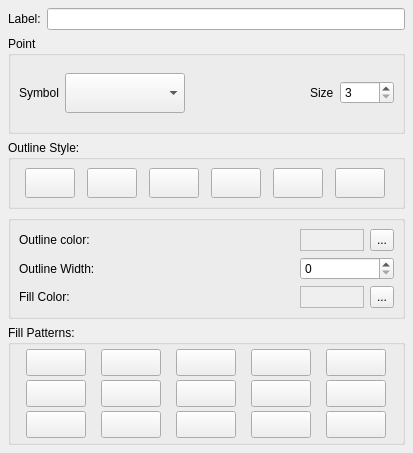
Old version of the form src/ui/qgssinglesymboldialogbase.ui in the repository kadas-albireo/kadas-albireo.
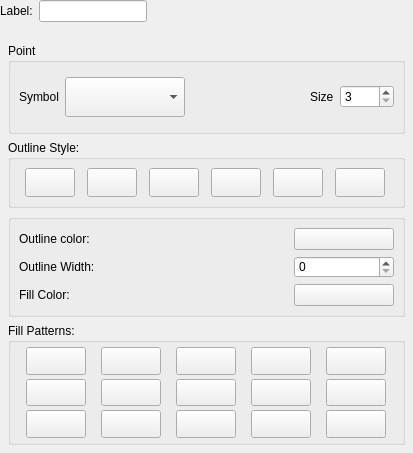
New version of the form.

```diff
--- a/src/ui/qgssinglesymboldialogbase.ui
+++ b/src/ui/qgssinglesymboldialogbase.ui
@@ -23,15 +23,15 @@
   <property name="windowTitle" >
    <string>Single Symbol</string>
   </property>
-  <layout class="QGridLayout" >
-   <property name="margin" >
-    <number>8</number>
-   </property>
-   <property name="spacing" >
-    <number>6</number>
-   </property>
-   <item row="4" column="0" >
     <widget class="QGroupBox" name="grpPattern" >
+   <property name="geometry" >
+    <rect>
+     <x>8</x>
+     <y>323</y>
+     <width>397</width>
+     <height>122</height>
+    </rect>
+   </property>
      <property name="title" >
       <string>Fill Patterns:</string>
      </property>
@@ -496,9 +496,15 @@
       </item>
      </layout>
     </widget>
-   </item>
-   <item row="1" column="0" >
     <widget class="QGroupBox" name="mGroupPoint" >
+   <property name="geometry" >
+    <rect>
+     <x>8</x>
+     <y>43</y>
+     <width>397</width>
+     <height>91</height>
+    </rect>
+   </property>
      <property name="title" >
       <string>Point</string>
      </property>
@@ -595,9 +601,222 @@
       </item>
      </layout>
     </widget>
-   </item>
-   <item row="3" column="0" >
+  <widget class="QGroupBox" name="groupBox_2" >
+   <property name="geometry" >
+    <rect>
+     <x>8</x>
+     <y>140</y>
+     <width>397</width>
+     <height>68</height>
+    </rect>
+   </property>
+   <property name="title" >
+    <string>Outline Style:</string>
+   </property>
+   <layout class="QGridLayout" >
+    <property name="margin" >
+     <number>8</number>
+    </property>
+    <property name="spacing" >
+     <number>6</number>
+    </property>
+    <item row="0" column="2" >
+     <widget class="QToolButton" name="pbnLineDashDot" >
+      <property name="maximumSize" >
+       <size>
+        <width>50</width>
+        <height>30</height>
+       </size>
+      </property>
+      <property name="text" >
+       <string/>
+      </property>
+      <property name="iconSize" >
+       <size>
+        <width>60</width>
+        <height>26</height>
+       </size>
+      </property>
+      <property name="checkable" >
+       <bool>true</bool>
+      </property>
+      <property name="autoExclusive" >
+       <bool>true</bool>
+      </property>
+     </widget>
+    </item>
+    <item row="0" column="4" >
+     <widget class="QToolButton" name="pbnLineDashDotDot" >
+      <property name="maximumSize" >
+       <size>
+        <width>50</width>
+        <height>30</height>
+       </size>
+      </property>
+      <property name="text" >
+       <string/>
+      </property>
+      <property name="iconSize" >
+       <size>
+        <width>60</width>
+        <height>26</height>
+       </size>
+      </property>
+      <property name="checkable" >
+       <bool>true</bool>
+      </property>
+      <property name="autoExclusive" >
+       <bool>true</bool>
+      </property>
+     </widget>
+    </item>
+    <item row="0" column="0" >
+     <widget class="QToolButton" name="pbnLineSolid" >
+      <property name="maximumSize" >
+       <size>
+        <width>50</width>
+        <height>30</height>
+       </size>
+      </property>
+      <property name="text" >
+       <string/>
+      </property>
+      <property name="iconSize" >
+       <size>
+        <width>60</width>
+        <height>26</height>
+       </size>
+      </property>
+      <property name="checkable" >
+       <bool>true</bool>
+      </property>
+      <property name="autoExclusive" >
+       <bool>true</bool>
+      </property>
+     </widget>
+    </item>
+    <item row="0" column="3" >
+     <widget class="QToolButton" name="pbnLineDash" >
+      <property name="maximumSize" >
+       <size>
+        <width>50</width>
+        <height>30</height>
+       </size>
+      </property>
+      <property name="text" >
+       <string/>
+      </property>
+      <property name="iconSize" >
+       <size>
+        <width>60</width>
+        <height>26</height>
+       </size>
+      </property>
+      <property name="checkable" >
+       <bool>true</bool>
+      </property>
+      <property name="autoExclusive" >
+       <bool>true</bool>
+      </property>
+     </widget>
+    </item>
+    <item row="0" column="1" >
+     <widget class="QToolButton" name="pbnLineDot" >
+      <property name="maximumSize" >
+       <size>
+        <width>50</width>
+        <height>30</height>
+       </size>
+      </property>
+      <property name="text" >
+       <string/>
+      </property>
+      <property name="iconSize" >
+       <size>
+        <width>60</width>
+        <height>26</height>
+       </size>
+      </property>
+      <property name="checkable" >
+       <bool>true</bool>
+      </property>
+      <property name="autoExclusive" >
+       <bool>true</bool>
+      </property>
+     </widget>
+    </item>
+    <item row="0" column="5" >
+     <widget class="QToolButton" name="pbnLineNoPen" >
+      <property name="maximumSize" >
+       <size>
+        <width>50</width>
+        <height>30</height>
+       </size>
+      </property>
+      <property name="text" >
+       <string/>
+      </property>
+      <property name="iconSize" >
+       <size>
+        <width>60</width>
+        <height>26</height>
+       </size>
+      </property>
+      <property name="checkable" >
+       <bool>true</bool>
+      </property>
+      <property name="autoExclusive" >
+       <bool>true</bool>
+      </property>
+     </widget>
+    </item>
+   </layout>
+  </widget>
+  <widget class="QWidget" name="" >
+   <layout class="QHBoxLayout" >
+    <property name="margin" >
+     <number>0</number>
+    </property>
+    <property name="spacing" >
+     <number>6</number>
+    </property>
+    <item>
+     <widget class="QLabel" name="mLabel" >
+      <property name="minimumSize" >
+       <size>
+        <width>0</width>
+        <height>22</height>
+       </size>
+      </property>
+      <property name="text" >
+       <string>Label:</string>
+      </property>
+      <property name="buddy" >
+       <cstring>mLabelEdit</cstring>
+      </property>
+     </widget>
+    </item>
+    <item>
+     <widget class="QLineEdit" name="mLabelEdit" >
+      <property name="minimumSize" >
+       <size>
+        <width>0</width>
+        <height>22</height>
+       </size>
+      </property>
+     </widget>
+    </item>
+   </layout>
+  </widget>
     <widget class="QGroupBox" name="groupBox_3" >
+   <property name="geometry" >
+    <rect>
+     <x>8</x>
+     <y>214</y>
+     <width>397</width>
+     <height>103</height>
+    </rect>
+   </property>
      <property name="title" >
       <string/>
      </property>
@@ -608,6 +827,43 @@
       <property name="spacing" >
        <number>6</number>
       </property>
+    <item row="1" column="2" >
+     <spacer>
+      <property name="orientation" >
+       <enum>Qt::Horizontal</enum>
+      </property>
+      <property name="sizeType" >
+       <enum>QSizePolicy::Expanding</enum>
+      </property>
+      <property name="sizeHint" >
+       <size>
+        <width>201</width>
+        <height>16</height>
+       </size>
+      </property>
+     </spacer>
+    </item>
+    <item row="1" column="3" >
+     <widget class="QSpinBox" name="outlinewidthspinbox" >
+      <property name="sizePolicy" >
+       <sizepolicy>
+        <hsizetype>4</hsizetype>
+        <vsizetype>0</vsizetype>
+        <horstretch>0</horstretch>
+        <verstretch>0</verstretch>
+       </sizepolicy>
+      </property>
+      <property name="maximumSize" >
+       <size>
+        <width>100</width>
+        <height>32767</height>
+       </size>
+      </property>
+      <property name="minimum" >
+       <number>0</number>
+      </property>
+     </widget>
+    </item>
       <item row="1" column="0" colspan="2" >
        <widget class="QLabel" name="outlinewidthlabel" >
         <property name="text" >
@@ -618,44 +874,26 @@
         </property>
        </widget>
       </item>
-      <item row="1" column="2" >
-       <spacer>
-        <property name="orientation" >
-         <enum>Qt::Horizontal</enum>
-        </property>
-        <property name="sizeType" >
-         <enum>QSizePolicy::Expanding</enum>
-        </property>
-        <property name="sizeHint" >
+    <item row="0" column="3" >
+     <widget class="QToolButton" name="btnOutlineColor" >
+      <property name="minimumSize" >
          <size>
-          <width>159</width>
-          <height>16</height>
-         </size>
-        </property>
-       </spacer>
-      </item>
-      <item row="1" column="3" colspan="2" >
-       <widget class="QSpinBox" name="outlinewidthspinbox" >
-        <property name="sizePolicy" >
-         <sizepolicy>
-          <hsizetype>4</hsizetype>
-          <vsizetype>0</vsizetype>
-          <horstretch>0</horstretch>
-          <verstretch>0</verstretch>
-         </sizepolicy>
+        <width>100</width>
+        <height>22</height>
+       </size>
         </property>
         <property name="maximumSize" >
          <size>
           <width>100</width>
-          <height>32767</height>
-         </size>
-        </property>
-        <property name="minimum" >
-         <number>0</number>
+        <height>22</height>
+       </size>
+      </property>
+      <property name="text" >
+       <string/>
         </property>
        </widget>
       </item>
-      <item row="2" column="4" >
+    <item row="2" column="3" >
        <widget class="QToolButton" name="btnFillColor" >
         <property name="sizePolicy" >
          <sizepolicy>
@@ -667,51 +905,15 @@
         </property>
         <property name="minimumSize" >
          <size>
-          <width>22</width>
+        <width>100</width>
           <height>22</height>
          </size>
         </property>
         <property name="maximumSize" >
          <size>
-          <width>36</width>
+        <width>100</width>
           <height>22</height>
          </size>
-        </property>
-        <property name="text" >
-         <string>...</string>
-        </property>
-       </widget>
-      </item>
-      <item row="2" column="3" >
-       <widget class="QLabel" name="lblFillColor" >
-        <property name="sizePolicy" >
-         <sizepolicy>
-          <hsizetype>4</hsizetype>
-          <vsizetype>1</vsizetype>
-          <horstretch>0</horstretch>
-          <verstretch>0</verstretch>
-         </sizepolicy>
-        </property>
-        <property name="minimumSize" >
-         <size>
-          <width>64</width>
-          <height>22</height>
-         </size>
-        </property>
-        <property name="maximumSize" >
-         <size>
-          <width>64</width>
-          <height>22</height>
-         </size>
-        </property>
-        <property name="autoFillBackground" >
-         <bool>true</bool>
-        </property>
-        <property name="frameShape" >
-         <enum>QFrame::StyledPanel</enum>
-        </property>
-        <property name="frameShadow" >
-         <enum>QFrame::Sunken</enum>
         </property>
         <property name="text" >
          <string/>
@@ -770,266 +972,8 @@
         </property>
        </spacer>
       </item>
-      <item row="0" column="3" >
-       <widget class="QLabel" name="lblOutlineColor" >
-        <property name="sizePolicy" >
-         <sizepolicy>
-          <hsizetype>4</hsizetype>
-          <vsizetype>1</vsizetype>
-          <horstretch>0</horstretch>
-          <verstretch>0</verstretch>
-         </sizepolicy>
-        </property>
-        <property name="minimumSize" >
-         <size>
-          <width>64</width>
-          <height>22</height>
-         </size>
-        </property>
-        <property name="maximumSize" >
-         <size>
-          <width>64</width>
-          <height>22</height>
-         </size>
-        </property>
-        <property name="autoFillBackground" >
-         <bool>true</bool>
-        </property>
-        <property name="frameShape" >
-         <enum>QFrame::StyledPanel</enum>
-        </property>
-        <property name="frameShadow" >
-         <enum>QFrame::Sunken</enum>
-        </property>
-        <property name="text" >
-         <string/>
-        </property>
-       </widget>
-      </item>
-      <item row="0" column="4" >
-       <widget class="QToolButton" name="btnOutlineColor" >
-        <property name="minimumSize" >
-         <size>
-          <width>22</width>
-          <height>22</height>
-         </size>
-        </property>
-        <property name="maximumSize" >
-         <size>
-          <width>36</width>
-          <height>22</height>
-         </size>
-        </property>
-        <property name="text" >
-         <string>...</string>
-        </property>
-       </widget>
-      </item>
-     </layout>
-    </widget>
-   </item>
-   <item row="2" column="0" >
-    <widget class="QGroupBox" name="groupBox_2" >
-     <property name="title" >
-      <string>Outline Style:</string>
-     </property>
-     <layout class="QGridLayout" >
-      <property name="margin" >
-       <number>8</number>
-      </property>
-      <property name="spacing" >
-       <number>6</number>
-      </property>
-      <item row="0" column="2" >
-       <widget class="QToolButton" name="pbnLineDashDot" >
-        <property name="maximumSize" >
-         <size>
-          <width>50</width>
-          <height>30</height>
-         </size>
-        </property>
-        <property name="text" >
-         <string/>
-        </property>
-        <property name="iconSize" >
-         <size>
-          <width>60</width>
-          <height>26</height>
-         </size>
-        </property>
-        <property name="checkable" >
-         <bool>true</bool>
-        </property>
-        <property name="autoExclusive" >
-         <bool>true</bool>
-        </property>
-       </widget>
-      </item>
-      <item row="0" column="4" >
-       <widget class="QToolButton" name="pbnLineDashDotDot" >
-        <property name="maximumSize" >
-         <size>
-          <width>50</width>
-          <height>30</height>
-         </size>
-        </property>
-        <property name="text" >
-         <string/>
-        </property>
-        <property name="iconSize" >
-         <size>
-          <width>60</width>
-          <height>26</height>
-         </size>
-        </property>
-        <property name="checkable" >
-         <bool>true</bool>
-        </property>
-        <property name="autoExclusive" >
-         <bool>true</bool>
-        </property>
-       </widget>
-      </item>
-      <item row="0" column="0" >
-       <widget class="QToolButton" name="pbnLineSolid" >
-        <property name="maximumSize" >
-         <size>
-          <width>50</width>
-          <height>30</height>
-         </size>
-        </property>
-        <property name="text" >
-         <string/>
-        </property>
-        <property name="iconSize" >
-         <size>
-          <width>60</width>
-          <height>26</height>
-         </size>
-        </property>
-        <property name="checkable" >
-         <bool>true</bool>
-        </property>
-        <property name="autoExclusive" >
-         <bool>true</bool>
-        </property>
-       </widget>
-      </item>
-      <item row="0" column="3" >
-       <widget class="QToolButton" name="pbnLineDash" >
-        <property name="maximumSize" >
-         <size>
-          <width>50</width>
-          <height>30</height>
-         </size>
-        </property>
-        <property name="text" >
-         <string/>
-        </property>
-        <property name="iconSize" >
-         <size>
-          <width>60</width>
-          <height>26</height>
-         </size>
-        </property>
-        <property name="checkable" >
-         <bool>true</bool>
-        </property>
-        <property name="autoExclusive" >
-         <bool>true</bool>
-        </property>
-       </widget>
-      </item>
-      <item row="0" column="1" >
-       <widget class="QToolButton" name="pbnLineDot" >
-        <property name="maximumSize" >
-         <size>
-          <width>50</width>
-          <height>30</height>
-         </size>
-        </property>
-        <property name="text" >
-         <string/>
-        </property>
-        <property name="iconSize" >
-         <size>
-          <width>60</width>
-          <height>26</height>
-         </size>
-        </property>
-        <property name="checkable" >
-         <bool>true</bool>
-        </property>
-        <property name="autoExclusive" >
-         <bool>true</bool>
-        </property>
-       </widget>
-      </item>
-      <item row="0" column="5" >
-       <widget class="QToolButton" name="pbnLineNoPen" >
-        <property name="maximumSize" >
-         <size>
-          <width>50</width>
-          <height>30</height>
-         </size>
-        </property>
-        <property name="text" >
-         <string/>
-        </property>
-        <property name="iconSize" >
-         <size>
-          <width>60</width>
-          <height>26</height>
-         </size>
-        </property>
-        <property name="checkable" >
-         <bool>true</bool>
-        </property>
-        <property name="autoExclusive" >
-         <bool>true</bool>
-        </property>
-       </widget>
-      </item>
-     </layout>
-    </widget>
-   </item>
-   <item row="0" column="0" >
-    <layout class="QHBoxLayout" >
-     <property name="margin" >
-      <number>0</number>
-     </property>
-     <property name="spacing" >
-      <number>6</number>
-     </property>
-     <item>
-      <widget class="QLabel" name="mLabel" >
-       <property name="minimumSize" >
-        <size>
-         <width>0</width>
-         <height>22</height>
-        </size>
-       </property>
-       <property name="text" >
-        <string>Label:</string>
-       </property>
-       <property name="buddy" >
-        <cstring>mLabelEdit</cstring>
-       </property>
-      </widget>
-     </item>
-     <item>
-      <widget class="QLineEdit" name="mLabelEdit" >
-       <property name="minimumSize" >
-        <size>
-         <width>0</width>
-         <height>22</height>
-        </size>
-       </property>
-      </widget>
-     </item>
-    </layout>
-   </item>
-  </layout>
+   </layout>
+  </widget>
  </widget>
  <layoutdefault spacing="6" margin="11" />
  <pixmapfunction>qPixmapFromMimeSource</pixmapfunction>
```
Lines whose indentation alone changed are shown as unchanged.
